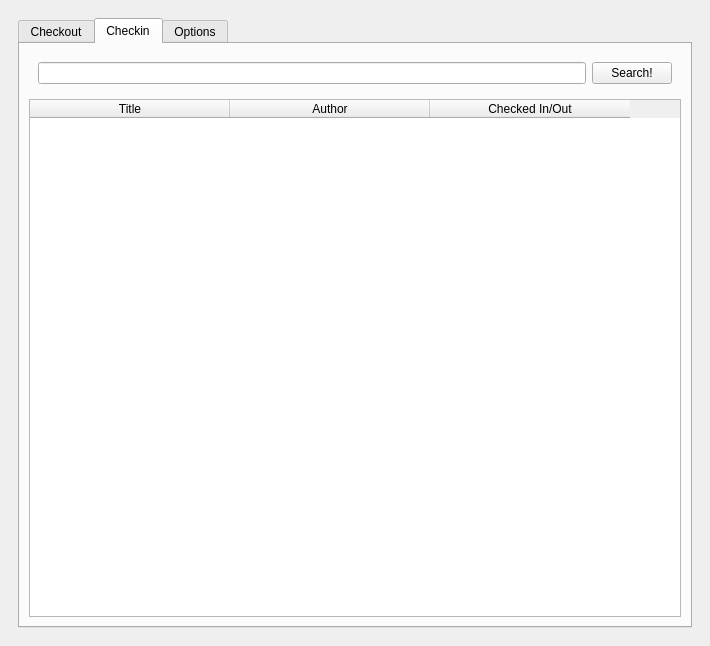
Qt form checkout.ui (sbadame/checkout) before a commit.
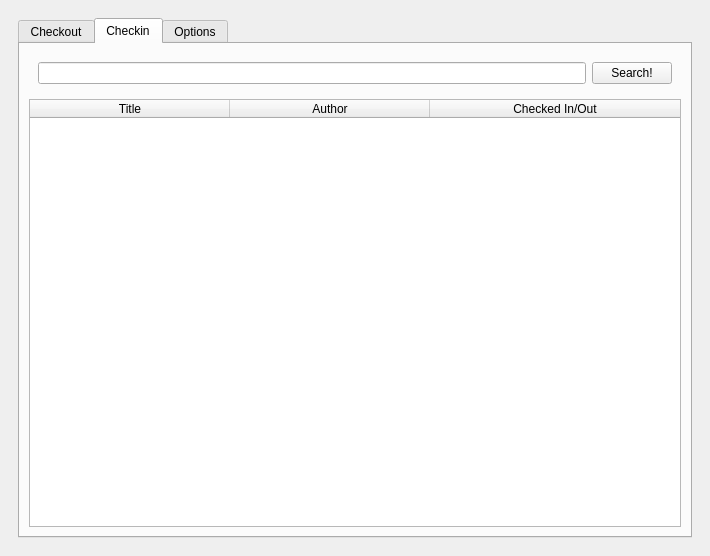
The same form after that commit. The open tabs and pages were chosen to show the change.

Commit message: Fixed up the look of the table a little bit

```diff
--- a/checkout.ui
+++ b/checkout.ui
@@ -7,14 +7,14 @@
     <x>0</x>
     <y>0</y>
     <width>710</width>
-    <height>646</height>
+    <height>556</height>
    </rect>
   </property>
   <property name="windowTitle">
    <string>Checkout</string>
   </property>
   <widget class="QWidget" name="centralwidget">
-   <layout class="QVBoxLayout" name="verticalLayout">
+   <layout class="QHBoxLayout" name="horizontalLayout_3">
     <item>
      <widget class="QWidget" name="widget" native="true">
       <layout class="QHBoxLayout" name="horizontalLayout">
@@ -105,18 +105,27 @@
             <widget class="QTableWidget" name="checkedout_books">
              <property name="maximumSize">
               <size>
-               <width>791</width>
+               <width>16777215</width>
                <height>16777215</height>
               </size>
              </property>
+             <property name="horizontalScrollBarPolicy">
+              <enum>Qt::ScrollBarAlwaysOff</enum>
+             </property>
              <attribute name="horizontalHeaderCascadingSectionResizes">
               <bool>false</bool>
              </attribute>
              <attribute name="horizontalHeaderDefaultSectionSize">
               <number>200</number>
              </attribute>
+             <attribute name="horizontalHeaderStretchLastSection">
+              <bool>true</bool>
+             </attribute>
+             <attribute name="verticalHeaderVisible">
+              <bool>false</bool>
+             </attribute>
              <attribute name="verticalHeaderStretchLastSection">
-              <bool>true</bool>
+              <bool>false</bool>
              </attribute>
              <column>
               <property name="text">
```
Left out of the diff: 17 changed lines with no effect on the pictures.
